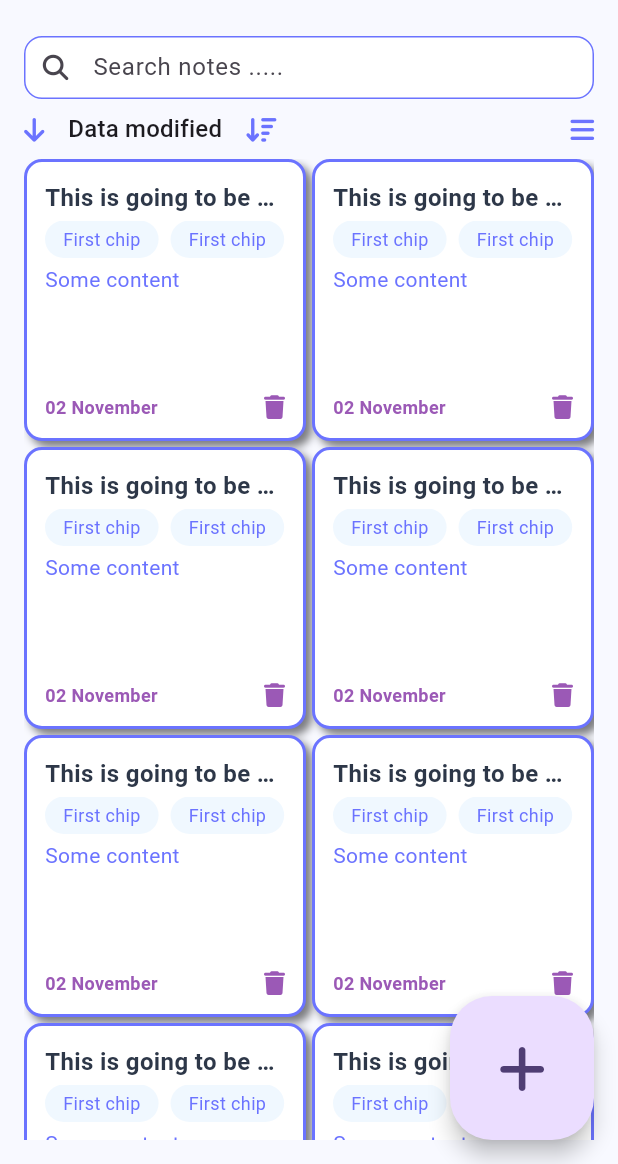
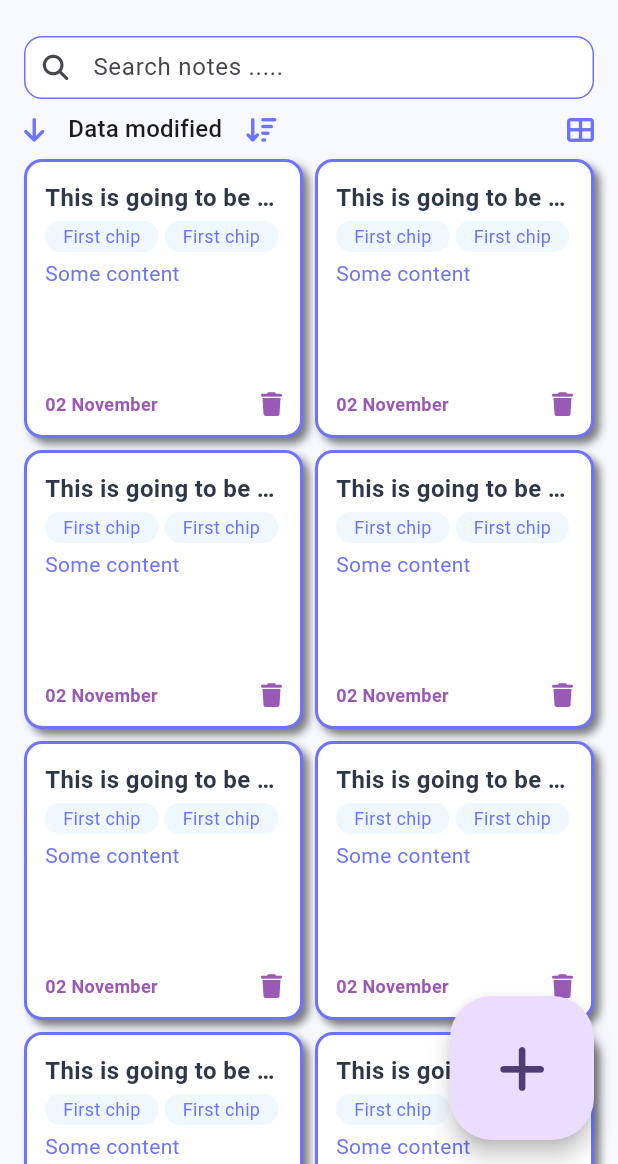
Before and after one commit to KentTho/App_Moblie_Mental, a Flutter app: the EmotionEntry screen opened directly, on a phone screen of 412 x 824 dp, the part 72-1236 px from its top. Run offline on Flutter 3.47's test engine with Material 3 defaults, Android fonts, the phone set to English and light mode, and no system bars; our stand-ins replace cached_network_image, dio, firebase_auth, firebase_core, font_awesome_flutter, image_picker; accounts and stored records are empty; project files that could hold a hidden picture were left out.

Commit message:
Continous design Emotion 2

```diff
--- a/mental_health_app/lib/features/diary/page/emotion_entry.dart
+++ b/mental_health_app/lib/features/diary/page/emotion_entry.dart
@@ -14,6 +14,10 @@ class EmotionEntry extends StatefulWidget{
 
   final List<String> dropdownOptions = ['Data modified', 'Date created'];
   late String dropdownValue = dropdownOptions.first;
+
+  bool isDescending = true;
+
+  bool isGrid = true;
 
 
   @override
@@ -85,8 +89,12 @@ class EmotionEntry extends StatefulWidget{
                 child: Row(
                   children: [
                     IconButton(
-                        onPressed: () {},
-                        icon: FaIcon(FontAwesomeIcons.arrowDown),
+                      onPressed: () {
+                        setState(() {
+                          isDescending = !isDescending;
+                        });
+                      },
+                      icon: FaIcon(isDescending ? FontAwesomeIcons.arrowDown : FontAwesomeIcons.arrowUp),
                       padding: EdgeInsets.zero,
                       visualDensity: VisualDensity.compact,
                       constraints: BoxConstraints(),
@@ -132,8 +140,15 @@ class EmotionEntry extends StatefulWidget{
                     ),
                     Spacer(),
                     IconButton(
-                        onPressed: () {},
-                        icon: FaIcon(FontAwesomeIcons.bars),
+                      onPressed: () {
+                        setState(() {
+                          isGrid = !isGrid;
+                        });
+                      },
+                      icon: FaIcon(isGrid
+                          ? FontAwesomeIcons.tableCellsLarge
+                          : FontAwesomeIcons.bars
+                      ),
                       padding: EdgeInsets.zero,
                       visualDensity: VisualDensity.compact,
                       constraints: BoxConstraints(),
@@ -145,14 +160,70 @@ class EmotionEntry extends StatefulWidget{
                 ),
               ),
               Expanded(
-                  child: GridView.builder(
+                child: isGrid ? NotesGrid() : NotesList(),
+              ),
+            ],
+          ),
+        ),
+      ),
+    );
+  }
+}
+
+
+class NotesList extends StatefulWidget {
+  const NotesList({super.key});
+
+  @override
+  State<NotesList> createState() => _NotesListState();
+}
+
+class _NotesListState extends State<NotesList> {
+  @override
+  Widget build(BuildContext context) {
+    return ListView.builder(
       itemCount: 15,
-                    gridDelegate: SliverGridDelegateWithFixedCrossAxisCount(
+        itemBuilder: (context, index) {
+          return NoteCard(isInGrid: false,);
+      }
+    );
+  }
+}
+
+
+class NotesGrid extends StatelessWidget {
+  const NotesGrid({
+    super.key,
+  });
+
+  @override
+  Widget build(BuildContext context) {
+    return GridView.builder(
+      itemCount: 15,
+      clipBehavior: Clip.none,
+      gridDelegate: const SliverGridDelegateWithFixedCrossAxisCount(
         crossAxisCount: 2,
-                      crossAxisSpacing: 4,
-                      mainAxisSpacing: 4,
+        crossAxisSpacing: 8,
+        mainAxisSpacing: 8,
       ),
-                    itemBuilder: (context, index) {
+      itemBuilder: (context, int index) {
+        return NoteCard(isInGrid: true,);
+      },
+    );
+  }
+}
+
+class NoteCard extends StatelessWidget {
+  const NoteCard({
+    required this.isInGrid,
+    super.key,
+  });
+
+  final bool isInGrid;
+
+
+  @override
+  Widget build(BuildContext context) {
     return Container(
       decoration: BoxDecoration(
         color: Colors.white,
@@ -190,8 +261,8 @@ class EmotionEntry extends StatefulWidget{
                         color: gray100),
                     padding: EdgeInsets.symmetric(
                         horizontal: 12,
-                                          vertical: 4),
-                                      margin: EdgeInsets.only(right: 8),
+                        vertical: 2),
+                    margin: EdgeInsets.only(right: 4),
                     child: Text('First chip',
                       style: TextStyle(
                           fontSize: 12,
@@ -203,14 +274,20 @@ class EmotionEntry extends StatefulWidget{
             ),
           ),
           SizedBox(height: 4),
+          if(isInGrid)
             Expanded(
               child: Text('Some content',
                 style: TextStyle(
                     color: gray700
                 ),
               ),
+            )
+          else
+            Text('Some content',
+              style: TextStyle(
+              color: gray700
               ),
-                            Spacer(),
+            ),
           Row(
             mainAxisAlignment: MainAxisAlignment.spaceBetween,
             children: [
@@ -232,13 +309,5 @@ class EmotionEntry extends StatefulWidget{
         ],
       ),
     );
-                    },
-                  ),
-                ),
-              ],
-            ),
-          ),
-        ),
-      );
   }
 }
```
Lines whose indentation alone changed are shown as unchanged.
